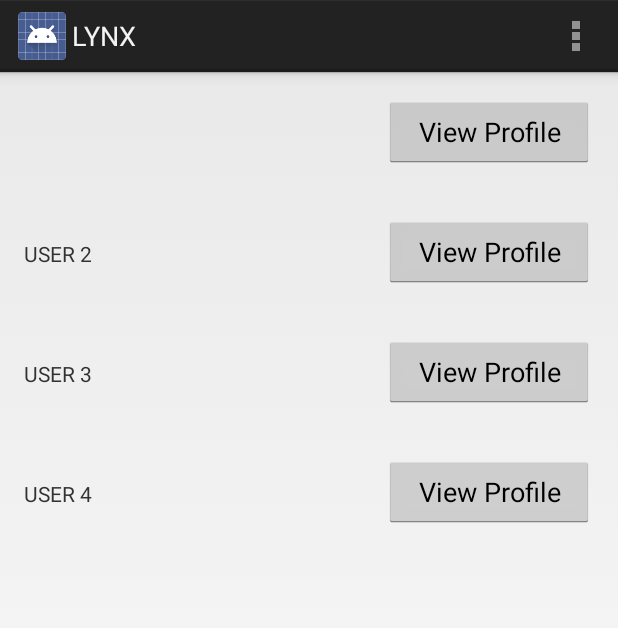
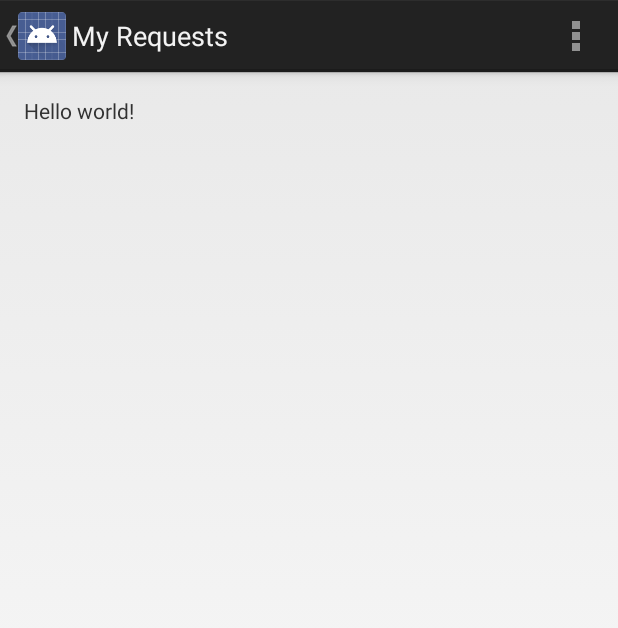
Before and after one commit to vincelugli/GIT-MAD-Appathon, an Android app: the LynxAppActivity screen opened directly, with no data from a screen before it, in the options menu, after a tap on "My Requests", on a phone screen of 412 x 824 dp. Shown: the top 628 px of the screen. Run offline under Robolectric (Android 15) with nearby library versions, the phone set to English and light mode, and no system bars.

Commit message:
added my requests and my profile page to menu in lynx app activity

```diff
--- a/Lynx/app/src/main/java/com/lynx/LynxAppActivity.java
+++ b/Lynx/app/src/main/java/com/lynx/LynxAppActivity.java
@@ -63,7 +63,14 @@ public class LynxAppActivity extends Activity {
         // automatically handle clicks on the Home/Up button, so long
         // as you specify a parent activity in AndroidManifest.xml.
         int id = item.getItemId();
-        if (id == R.id.action_settings) {
+        if (id == R.id.action_my_requests) {
+            Intent myRequestIntent = new Intent(this, MyRequestsActivity.class);
+            startActivity(myRequestIntent);
+            return true;
+        }
+        else if (id == R.id.action_my_profile) {
+            Intent myProfileIntent = new Intent(this, MyProfileActivity.class);
+            startActivity(myProfileIntent );
             return true;
         }
         return super.onOptionsItemSelected(item);
--- /dev/null
+++ b/Lynx/app/src/main/java/com/lynx/MyRequestsActivity.java
@@ -0,0 +1,36 @@
+package com.lynx;
+
+import android.app.Activity;
+import android.os.Bundle;
+import android.view.Menu;
+import android.view.MenuItem;
+
+
+public class MyRequestsActivity extends Activity {
+
+    @Override
+    protected void onCreate(Bundle savedInstanceState) {
+        super.onCreate(savedInstanceState);
+        setContentView(R.layout.activity_my_requests);
+    }
+
+
+    @Override
+    public boolean onCreateOptionsMenu(Menu menu) {
+        // Inflate the menu; this adds items to the action bar if it is present.
+        getMenuInflater().inflate(R.menu.my_requests, menu);
+        return true;
+    }
+
+    @Override
+    public boolean onOptionsItemSelected(MenuItem item) {
+        // Handle action bar item clicks here. The action bar will
+        // automatically handle clicks on the Home/Up button, so long
+        // as you specify a parent activity in AndroidManifest.xml.
+        int id = item.getItemId();
+        if (id == R.id.action_settings) {
+            return true;
+        }
+        return super.onOptionsItemSelected(item);
+    }
+}
--- /dev/null
+++ b/Lynx/app/src/main/res/layout/activity_my_requests.xml
@@ -0,0 +1,16 @@
+<RelativeLayout xmlns:android="http://schemas.android.com/apk/res/android"
+    xmlns:tools="http://schemas.android.com/tools"
+    android:layout_width="match_parent"
+    android:layout_height="match_parent"
+    android:paddingLeft="@dimen/activity_horizontal_margin"
+    android:paddingRight="@dimen/activity_horizontal_margin"
+    android:paddingTop="@dimen/activity_vertical_margin"
+    android:paddingBottom="@dimen/activity_vertical_margin"
+    tools:context="com.lynx.MyRequestsActivity">
+
+    <TextView
+        android:text="@string/hello_world"
+        android:layout_width="wrap_content"
+        android:layout_height="wrap_content" />
+
+</RelativeLayout>
--- a/Lynx/app/src/main/res/menu/lynx_app.xml
+++ b/Lynx/app/src/main/res/menu/lynx_app.xml
@@ -1,7 +1,11 @@
 <menu xmlns:android="http://schemas.android.com/apk/res/android"
     xmlns:tools="http://schemas.android.com/tools"
     tools:context="com.lynx.LynxAppActivity" >
-    <item android:id="@+id/action_settings"
+    <item android:id="@+id/action_my_profile"
+        android:title="@string/action_my_profile"
+        android:orderInCategory="100"
+        android:showAsAction="never" />
+    <item android:id="@+id/action_my_requests"
         android:title="@string/action_my_requests"
         android:orderInCategory="100"
         android:showAsAction="never" />
--- /dev/null
+++ b/Lynx/app/src/main/res/menu/my_requests.xml
@@ -0,0 +1,8 @@
+<menu xmlns:android="http://schemas.android.com/apk/res/android"
+    xmlns:tools="http://schemas.android.com/tools"
+    tools:context="com.lynx.MyRequestsActivity" >
+    <item android:id="@+id/action_settings"
+        android:title="@string/action_settings"
+        android:orderInCategory="100"
+        android:showAsAction="never" />
+</menu>
--- a/Lynx/app/src/main/res/values/strings.xml
+++ b/Lynx/app/src/main/res/values/strings.xml
@@ -34,5 +34,8 @@
     <string name="linkedin">LinkedIn</string>
     <string name="google">Google</string>
     <string name="twitter">Twitter</string>
+    <string name="title_activity_my_requests">My Requests</string>
+    <string name="action_my_profile">My Profile</string>
+    <string name="title_activity_my_profile">My Profile</string>
 
 </resources>
```
Also changed, not shown: Lynx/app/src/main/AndroidManifest.xml (+16 -0 lines), Lynx/app/src/main/java/com/lynx/MyProfileActivity.java (added, +36 -0 lines), Lynx/app/src/main/res/layout/activity_my_profile.xml (added, +16 -0 lines), Lynx/app/src/main/res/menu/my_profile.xml (added, +8 -0 lines).
